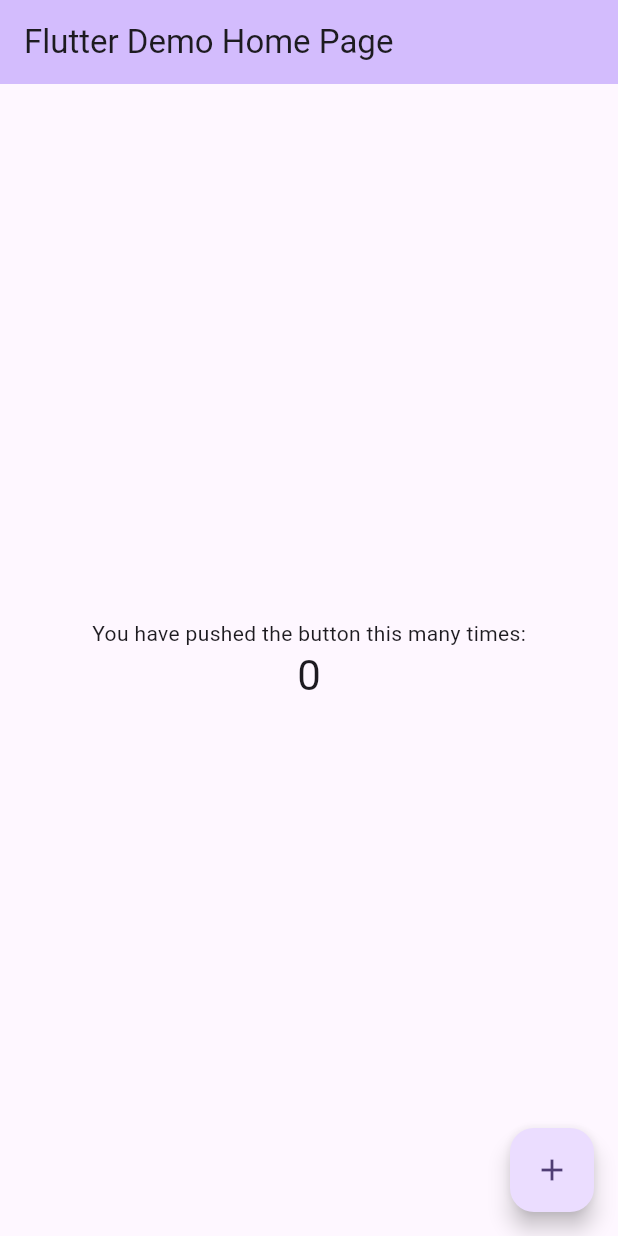
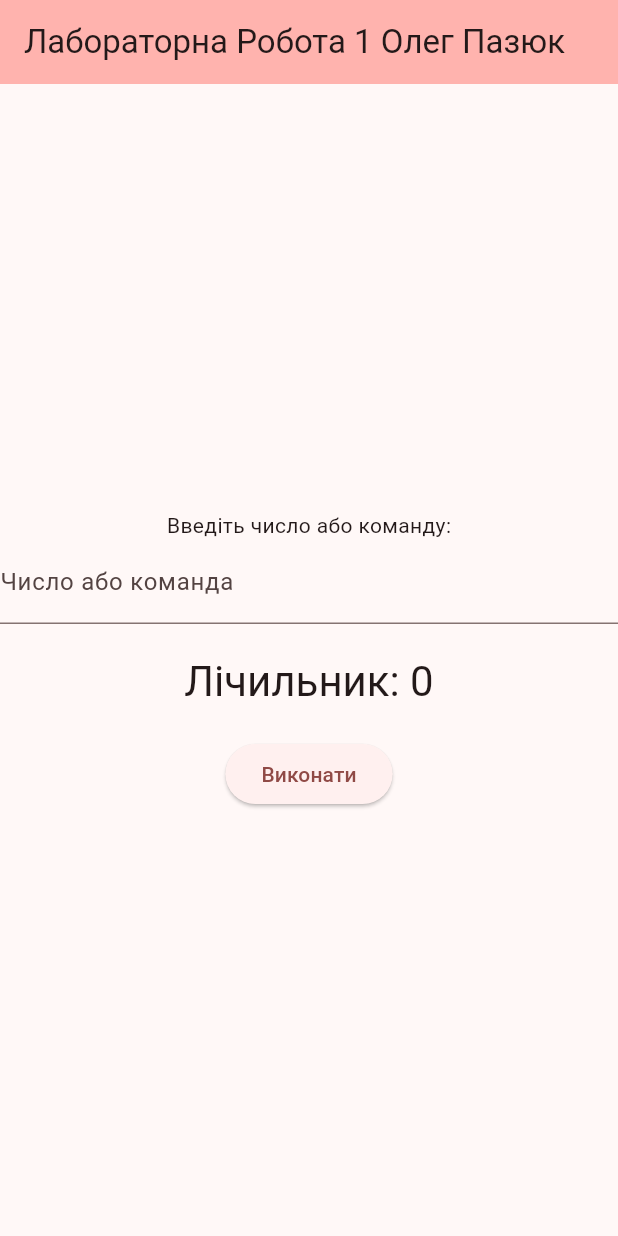
Before and after one commit to OlehPaziuk/my_project, a Flutter app: the screen it shows after launch, on a phone screen of 412 x 824 dp. Run offline on Flutter 3.47's test engine with Material 3 defaults, Android fonts, the phone set to English and light mode, and no system bars.

Commit message:
update files

```diff
--- a/lib/main.dart
+++ b/lib/main.dart
@@ -6,48 +6,21 @@ void main() {
 
 class MyApp extends StatelessWidget {
   const MyApp({super.key});
-
-  // This widget is the root of your application.
   @override
   Widget build(BuildContext context) {
     return MaterialApp(
       title: 'Flutter Demo',
       theme: ThemeData(
-        // This is the theme of your application.
-        //
-        // TRY THIS: Try running your application with "flutter run". You'll see
-        // the application has a purple toolbar. Then, without quitting the app,
-        // try changing the seedColor in the colorScheme below to Colors.green
-        // and then invoke "hot reload" (save your changes or press the "hot
-        // reload" button in a Flutter-supported IDE, or press "r" if you used
-        // the command line to start the app).
-        //
-        // Notice that the counter didn't reset back to zero; the application
-        // state is not lost during the reload. To reset the state, use hot
-        // restart instead.
-        //
-        // This works for code too, not just values: Most code changes can be
-        // tested with just a hot reload.
-        colorScheme: ColorScheme.fromSeed(seedColor: Colors.deepPurple),
+        colorScheme: ColorScheme.fromSeed(seedColor: Colors.redAccent),
         useMaterial3: true,
       ),
-      home: const MyHomePage(title: 'Flutter Demo Home Page'),
+      home: const MyHomePage(title: 'Лабораторна Робота 1 Олег Пазюк'),
     );
   }
 }
 
 class MyHomePage extends StatefulWidget {
   const MyHomePage({super.key, required this.title});
-
-  // This widget is the home page of your application. It is stateful, meaning
-  // that it has a State object (defined below) that contains fields that affect
-  // how it looks.
-
-  // This class is the configuration for the state. It holds the values (in this
-  // case the title) provided by the parent (in this case the App widget) and
-  // used by the build method of the State. Fields in a Widget subclass are
-  // always marked "final".
-
   final String title;
 
   @override
@@ -56,70 +29,62 @@ class MyHomePage extends StatefulWidget {
 
 class _MyHomePageState extends State<MyHomePage> {
   int _counter = 0;
+  final TextEditingController _controller = TextEditingController();
 
-  void _incrementCounter() {
-    setState(() {
-      // This call to setState tells the Flutter framework that something has
-      // changed in this State, which causes it to rerun the build method below
-      // so that the display can reflect the updated values. If we changed
-      // _counter without calling setState(), then the build method would not be
-      // called again, and so nothing would appear to happen.
-      _counter++;
-    });
+  void _handleInput() {
+    final input = _controller.text.trim().toLowerCase();
+
+    if (input == 'clear') {
+      setState(() {
+        _counter = 0;
+      });
+    } else if (input == 'exit') {
+      // Закриваємо додаток
+      Navigator.of(context).pop();
+    } else {
+      final int? value = int.tryParse(input);
+      if (value != null) {
+        setState(() {
+          _counter += value;
+        });
+      }
+    }
   }
 
   @override
   Widget build(BuildContext context) {
-    // This method is rerun every time setState is called, for instance as done
-    // by the _incrementCounter method above.
-    //
-    // The Flutter framework has been optimized to make rerunning build methods
-    // fast, so that you can just rebuild anything that needs updating rather
-    // than having to individually change instances of widgets.
     return Scaffold(
       appBar: AppBar(
-        // TRY THIS: Try changing the color here to a specific color (to
-        // Colors.amber, perhaps?) and trigger a hot reload to see the AppBar
-        // change color while the other colors stay the same.
         backgroundColor: Theme.of(context).colorScheme.inversePrimary,
-        // Here we take the value from the MyHomePage object that was created by
-        // the App.build method, and use it to set our appbar title.
         title: Text(widget.title),
       ),
       body: Center(
-        // Center is a layout widget. It takes a single child and positions it
-        // in the middle of the parent.
         child: Column(
-          // Column is also a layout widget. It takes a list of children and
-          // arranges them vertically. By default, it sizes itself to fit its
-          // children horizontally, and tries to be as tall as its parent.
-          //
-          // Column has various properties to control how it sizes itself and
-          // how it positions its children. Here we use mainAxisAlignment to
-          // center the children vertically; the main axis here is the vertical
-          // axis because Columns are vertical (the cross axis would be
-          // horizontal).
-          //
-          // TRY THIS: Invoke "debug painting" (choose the "Toggle Debug Paint"
-          // action in the IDE, or press "p" in the console), to see the
-          // wireframe for each widget.
           mainAxisAlignment: MainAxisAlignment.center,
           children: <Widget>[
             const Text(
-              'You have pushed the button this many times:',
+              'Введіть число або команду:',
             ),
+            TextField(
+              controller: _controller,
+              keyboardType: TextInputType.text,
+              decoration: const InputDecoration(
+                labelText: 'Число або команда',
+              ),
+            ),
+            const SizedBox(height: 20),
             Text(
-              '$_counter',
+              'Лічильник: $_counter',
               style: Theme.of(context).textTheme.headlineMedium,
+            ),
+            const SizedBox(height: 20),
+            ElevatedButton(
+              onPressed: _handleInput,
+              child: const Text('Виконати'),
             ),
           ],
         ),
       ),
-      floatingActionButton: FloatingActionButton(
-        onPressed: _incrementCounter,
-        tooltip: 'Increment',
-        child: const Icon(Icons.add),
-      ), // This trailing comma makes auto-formatting nicer for build methods.
     );
   }
 }
```
